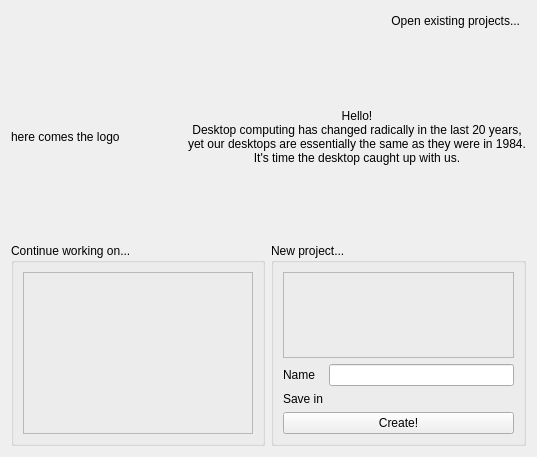
The window that startpage.ui (KDE/plasma-sdk) describes before a commit, drawn with Qt 5.
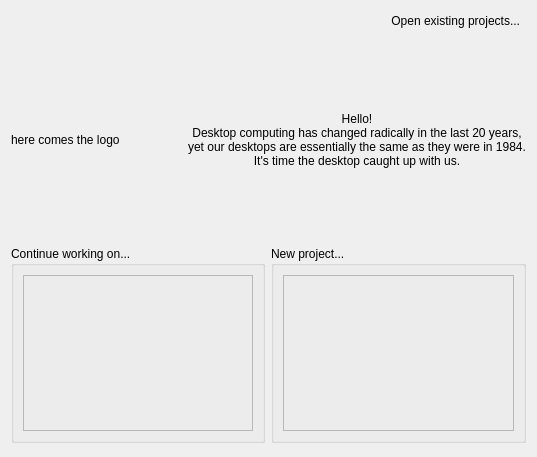
The same window after the commit. Custom widgets are drawn as their Qt base class.

Commit message: use the ui, now let's get rid of much old code... :-)

Patch:
```diff
--- a/startpage.ui
+++ b/startpage.ui
@@ -117,8 +117,8 @@
                 <string>Continue working on...</string>
                </property>
                <layout class="QGridLayout" name="gridLayout">
-                <item row="0" column="0">
-                 <widget class="QListView" name="recentProjects">
+                <item row="1" column="0">
+                 <widget class="QListWidget" name="recentProjects">
                   <property name="palette">
                    <palette>
                     <active>
@@ -169,9 +169,9 @@
                <property name="title">
                 <string>New project...</string>
                </property>
-               <layout class="QVBoxLayout" name="verticalLayout_3">
-                <item>
-                 <widget class="QListView" name="contentTypes">
+               <layout class="QGridLayout" name="gridLayout_2">
+                <item row="0" column="0">
+                 <widget class="QListWidget" name="contentTypes">
                   <property name="palette">
                    <palette>
                     <active>
@@ -214,41 +214,6 @@
                   </property>
                  </widget>
                 </item>
-                <item>
-                 <layout class="QFormLayout" name="formLayout">
-                  <item row="0" column="0">
-                   <widget class="QLabel" name="label">
-                    <property name="text">
-                     <string>Name</string>
-                    </property>
-                   </widget>
-                  </item>
-                  <item row="1" column="0">
-                   <widget class="QLabel" name="label_3">
-                    <property name="text">
-                     <string>Save in</string>
-                    </property>
-                   </widget>
-                  </item>
-                  <item row="1" column="1">
-                   <widget class="KUrlRequester" name="kurlrequester_2"/>
-                  </item>
-                  <item row="2" column="0" colspan="2">
-                   <widget class="QPushButton" name="pushButton">
-                    <property name="text">
-                     <string>Create!</string>
-                    </property>
-                   </widget>
-                  </item>
-                  <item row="0" column="1">
-                   <widget class="KLineEdit" name="klineedit">
-                    <property name="clickMessage">
-                     <string>Please type in a name for your project...</string>
-                    </property>
-                   </widget>
-                  </item>
-                 </layout>
-                </item>
                </layout>
               </widget>
              </item>
@@ -323,11 +288,6 @@
   <zorder>kurlrequester</zorder>
  </widget>
  <customwidgets>
-  <customwidget>
-   <class>KLineEdit</class>
-   <extends>QLineEdit</extends>
-   <header>klineedit.h</header>
-  </customwidget>
   <customwidget>
    <class>KUrlRequester</class>
    <extends>QFrame</extends>
```
The commit also changes 2 other files.
